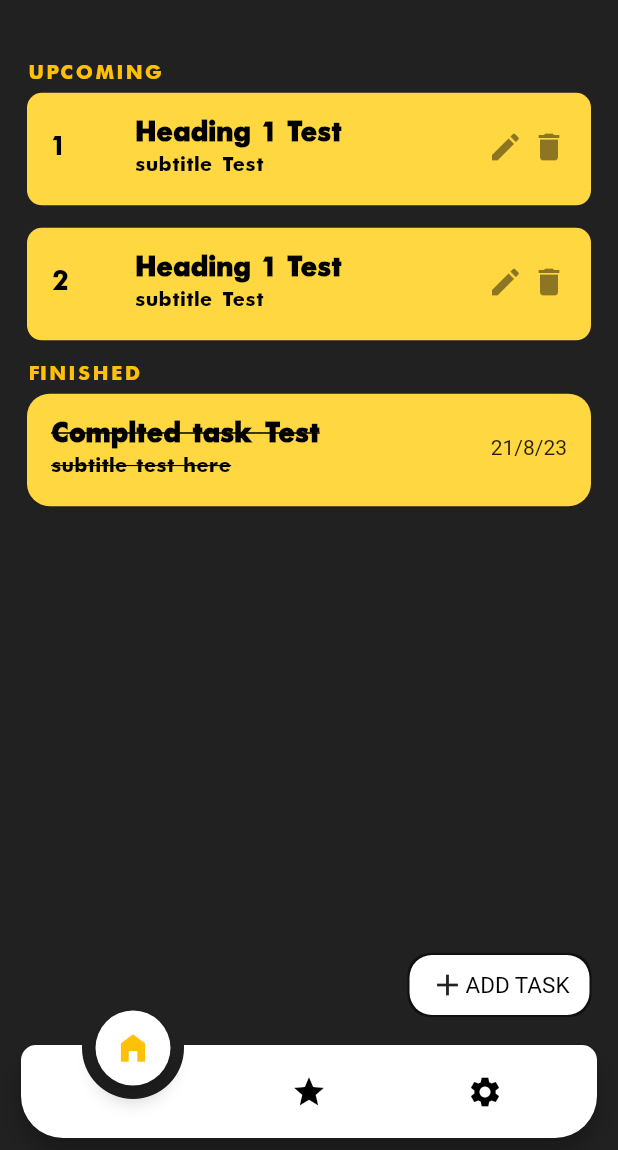
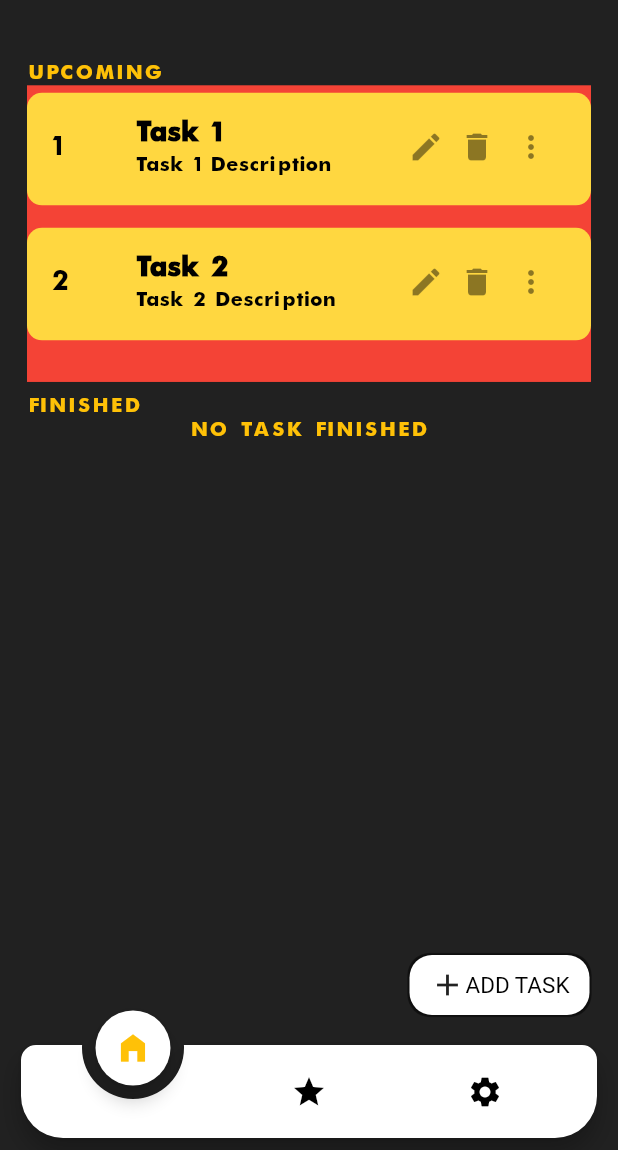
Before and after one commit to shammaskhann/To-Do_App, a Flutter app: the screen it shows after launch, on a phone screen of 412 x 824 dp, the part 86-1236 px from its top. Run offline on Flutter 3.47's test engine with Material 2 defaults, Android fonts, the phone set to English and light mode, and no system bars; drawn by our look-alikes of animated_notch_bottom_bar.

Commit message:
finished task Added

```diff
--- a/lib/Config/constant.dart
+++ b/lib/Config/constant.dart
@@ -1,5 +1,3 @@
-import 'dart:ui';
-
 import 'package:flutter/material.dart';
 
 class Constant {
--- a/lib/Screens/Home/homeScreen.dart
+++ b/lib/Screens/Home/homeScreen.dart
@@ -11,13 +11,14 @@ class homeScreen extends StatefulWidget {
 
 class _homeScreenState extends State<homeScreen> {
 
-  taskServices taskservices = taskServices();
+  static taskServices taskservices = taskServices();
   taskServices getTaskService() {
     return taskservices;
   }
 
   @override
   Widget build(BuildContext context) {
+    print('Rebuild');
     var taskSize =taskservices.allTask.length;
     final taskHeadingController = TextEditingController();
     final taskDescriptionController = TextEditingController();
@@ -40,6 +41,11 @@ class _homeScreenState extends State<homeScreen> {
               SizedBox(
                 height: MediaQuery.of(context).size.height * 0.05,
               ),
+              SingleChildScrollView(
+                child: Expanded(
+                  child: Column(
+                    mainAxisSize: MainAxisSize.min,
+                    children: [
                       Row(
                         mainAxisAlignment: MainAxisAlignment.start,
                         children: [
@@ -49,7 +55,8 @@ class _homeScreenState extends State<homeScreen> {
                       ),
                       (taskservices.allTask.length > 0)
                           ? Container(
-                height: MediaQuery.of(context).size.height*0.107*taskservices.allTask.length,
+                        color: Colors.red,
+                        height: MediaQuery.of(context).size.height*0.12*taskservices.allTask.length,
                         child: ListView.builder(
                           physics: NeverScrollableScrollPhysics(),
                           itemCount: taskservices.allTask.length,
@@ -83,13 +90,18 @@ class _homeScreenState extends State<homeScreen> {
                                         style: Theme.of(context)
                                             .textTheme
                                             .titleSmall),
-                                  trailing: Wrap(
+                                    trailing: Row(
+                                      mainAxisAlignment: MainAxisAlignment.end,
+                                      crossAxisAlignment: CrossAxisAlignment.center,
+                                      mainAxisSize: MainAxisSize.min,
+                                      // alignment: WrapAlignment.spaceEvenly,
+                                      // runAlignment: WrapAlignment.center,
                                       children: [
                                         InkWell(
                                             onTap: () {},
-                                          child: Icon(Icons.edit)),
+                                            child: const Icon(Icons.edit)),
                                         const SizedBox(
-                                        width: 5,
+                                          width: 10,
                                         ),
                                         InkWell(
                                             onTap: () {
@@ -97,7 +109,57 @@ class _homeScreenState extends State<homeScreen> {
                                                   context, index);
                                               setState(() {});
                                             },
-                                          child: Icon(Icons.delete))
+                                            child: const Icon(Icons.delete)),
+                                        // const SizedBox(
+                                        //   width: 5,
+                                        // ),
+                                        //dropDown(context, index),
+                                        //taskservices.onTapTaskFunc(context, index),
+                                        PopupMenuButton(
+                                            onSelected: (value){
+                                              print(value);
+                                              if(value=='Imp'){
+                                                taskservices.importantTask.add(taskservices.allTask[index]);
+                                                print('important task updated : $taskservices.importantTask');
+                                                setState(() {
+
+                                                });
+                                              }
+                                              else{
+                                                taskservices.completeTask(index);
+                                                print('complete task updated: $taskservices.completedTask');
+                                                setState(() {
+
+                                                });
+                                              }
+                                            },
+                                            itemBuilder:(BuildContext context){
+                                              return [
+                                                const PopupMenuItem(
+                                                  value: 'Imp',
+                                                  child: Center(
+                                                    child: Wrap(
+                                                        children:[
+                                                          Text("Mark as Important"),
+                                                          Icon(Icons.star),
+                                                        ]
+                                                    ),
+                                                  ),
+                                                ),
+                                                const PopupMenuItem(
+                                                  value: 'Mark as Completed',
+                                                  child: Center(
+                                                    child: Wrap(
+                                                      children: [
+                                                        Text("Mark as Completed"),
+                                                        Icon(Icons.check),
+                                                      ],
+                                                    ),
+                                                  ),
+                                                )
+                                              ];
+                                            }
+                                        ),
                                       ],
                                     )),
                               ),
@@ -105,7 +167,7 @@ class _homeScreenState extends State<homeScreen> {
                           },
                         ),
                       )
-                  : const Center(child: Text('No Task Available')),
+                          : Center(child: Text('No Task Available',style: Theme.of(context).textTheme.labelSmall,)),
                       SizedBox(
                         height: MediaQuery.of(context).size.height * 0.01,
                       ),
@@ -134,16 +196,39 @@ class _homeScreenState extends State<homeScreen> {
                                   child: ListTile(
                                     title : Text(taskservices.completedTask[index]['Head'],style:const TextStyle(color: Colors.black, fontWeight: FontWeight.bold, fontSize: 20, fontFamily: 'Nike',decoration: TextDecoration.lineThrough)),
                                     subtitle : Text(taskservices.completedTask[index]['subtitle'],style:const TextStyle(color: Colors.black, fontWeight: FontWeight.normal , fontSize: 15 , fontFamily: 'Nike',decoration: TextDecoration.lineThrough)),
-                            trailing: Text(taskservices.completedTask[index]['date']),
+                                    trailing: Row(
+                                      mainAxisAlignment: MainAxisAlignment.end,
+                                      crossAxisAlignment: CrossAxisAlignment.center,
+                                      mainAxisSize: MainAxisSize.min,
+                                      children: [
+                                        InkWell(
+                                          onTap:(){
+                                            taskservices.removeCompleteTask(index);
+                                            setState(() {
+
+                                            });
+                                          },
+                                            child: const Icon(Icons.delete)),
+                                        const SizedBox(
+                                          width: 10,
+                                        ),
+                                        Text(taskservices.completedTask[index]['date']),
+                                      ],
+                                    ),
                                   ),
                                 ),
                               );
                             }
                         ),
-                ) : Center(child: Text("NO TASK FINISHED",style: Theme.of(context).textTheme.titleMedium)),
+                      ) : Center(child: Text("NO TASK FINISHED",style:Theme.of(context).textTheme.labelSmall)),
+                    ],
+                  ),
+                ),
+              ),
             ],
             //
           ),
+          // ADD TASK FLOATING BUTTON
           Positioned(
               right: 1,
               bottom: 90,
@@ -252,4 +337,5 @@ class _homeScreenState extends State<homeScreen> {
       backgroundColor: Colors.grey.shade900,
     );
   }
+
   }
--- a/lib/Services/Task_services.dart
+++ b/lib/Services/Task_services.dart
@@ -1,15 +1,16 @@
 import 'package:flutter/cupertino.dart';
 import 'package:flutter/material.dart';
 
-class taskServices {
+class taskServices{
   List allTask = [
-    {'Head': "Heading 1 Test", 'subtitle': "subtitle Test"},{'Head': "Heading 1 Test", 'subtitle': "subtitle Test"}
+    {'Head': "Task 1", 'subtitle': "Task 1 Description"},{'Head': "Task 2", 'subtitle': "Task 2 Description"}
 ];
+  List importantTask =[];
   DateTime date=DateTime.now();
   List completedTask = [
-    {'Head':'Complted task Test',
-      'subtitle':'subtitle test here',
-      'date':'21/8/23',}
+    // {'Head':'Complted task Test',
+    //   'subtitle':'subtitle test here',
+    //   'date':'21/8/23',}
   ];
   List getAllTask() {
     return allTask;
@@ -18,7 +19,6 @@ class taskServices {
   removeTask(BuildContext context, index) {
     allTask.removeAt(index);
   }
-
   editTask(index, String heading, String subtitle) {
     allTask[index]['Head'] = heading;
     allTask[index]['subtitle'] = subtitle;
@@ -30,6 +30,10 @@ class taskServices {
       'subtitle':allTask[index]['subtitle'],
       'date':datTime,
     };
+    allTask.removeAt(index);
     completedTask.add(completed);
   }
+  removeCompleteTask(index){
+    completedTask.removeAt(index);
+  }
 }
```
Also changed, not shown: lib/Widgets/dropdown.dart (added, +18 -0 lines). Lines whose indentation alone changed are shown as unchanged.
